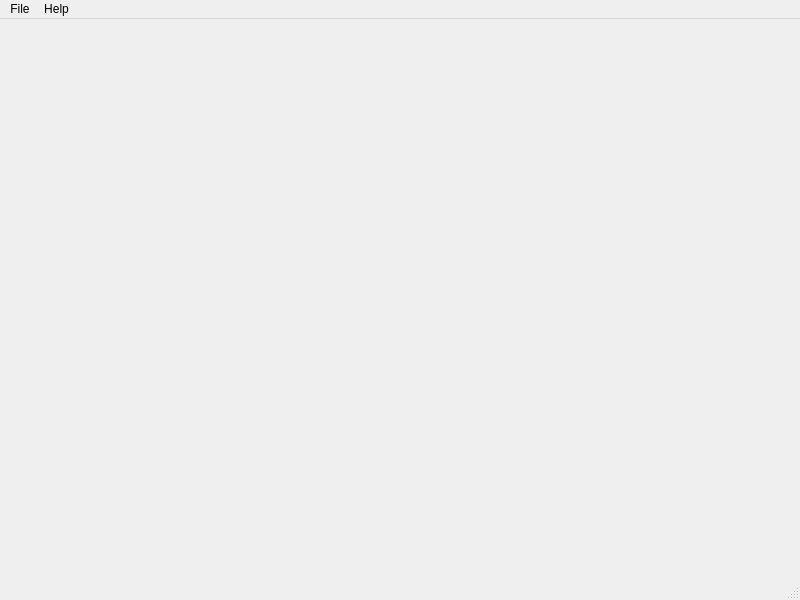
Above: q_app2/mainwindow.ui from yyk99/qt_junk before the change. Below: the same form after it.
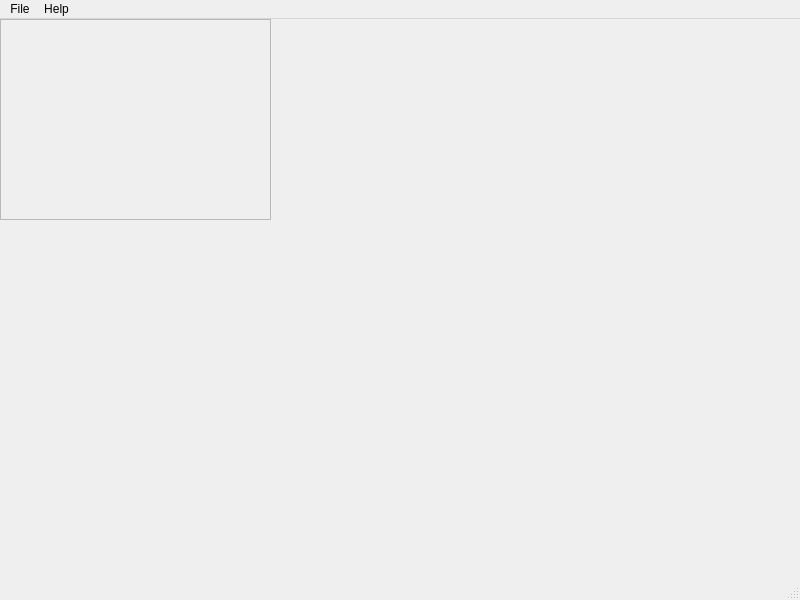
That is the form after the change. Custom widgets are drawn as their Qt base class.

```diff
--- a/q_app2/mainwindow.ui
+++ b/q_app2/mainwindow.ui
@@ -13,7 +13,36 @@
   <property name="windowTitle">
    <string>MainWindow</string>
   </property>
-  <widget class="QWidget" name="centralwidget"/>
+  <widget class="QWidget" name="centralwidget">
+   <widget class="RenderAreaToo" name="m_render_area_too" native="true">
+    <property name="geometry">
+     <rect>
+      <x>0</x>
+      <y>0</y>
+      <width>271</width>
+      <height>201</height>
+     </rect>
+    </property>
+    <property name="minimumSize">
+     <size>
+      <width>271</width>
+      <height>201</height>
+     </size>
+    </property>
+    <layout class="QHBoxLayout" name="horizontalLayout">
+     <item>
+      <widget class="QFrame" name="frame">
+       <property name="frameShape">
+        <enum>QFrame::StyledPanel</enum>
+       </property>
+       <property name="frameShadow">
+        <enum>QFrame::Raised</enum>
+       </property>
+      </widget>
+     </item>
+    </layout>
+   </widget>
+  </widget>
   <widget class="QMenuBar" name="menubar">
    <property name="geometry">
     <rect>
@@ -78,6 +107,14 @@
    </property>
   </action>
  </widget>
+ <customwidgets>
+  <customwidget>
+   <class>RenderAreaToo</class>
+   <extends>QWidget</extends>
+   <header>renderareatoo.h</header>
+   <container>1</container>
+  </customwidget>
+ </customwidgets>
  <resources/>
  <connections/>
 </ui>
```
